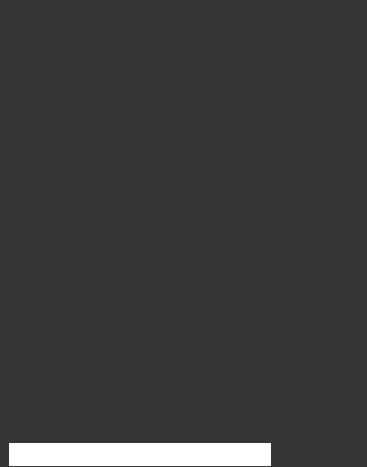
Qt form client/gui/livejamming/app/conversationset.ui (sush/Live-Jamming) before a commit.
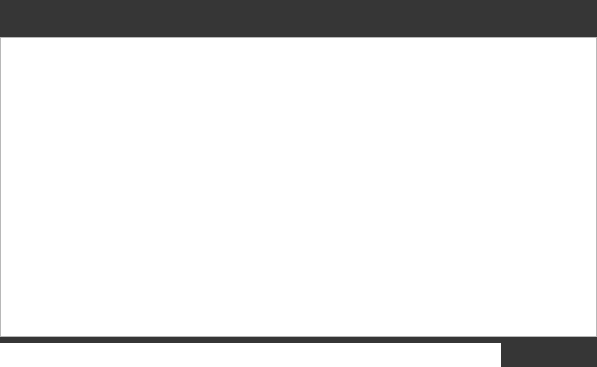
The same form after that commit. Icons and pictures are not drawn.

```diff
--- a/client/gui/livejamming/app/conversationset.ui
+++ b/client/gui/livejamming/app/conversationset.ui
@@ -6,20 +6,14 @@
    <rect>
     <x>0</x>
     <y>0</y>
-    <width>367</width>
-    <height>467</height>
+    <width>597</width>
+    <height>367</height>
    </rect>
   </property>
-  <property name="sizePolicy">
-   <sizepolicy hsizetype="Expanding" vsizetype="Expanding">
-    <horstretch>0</horstretch>
-    <verstretch>0</verstretch>
-   </sizepolicy>
-  </property>
   <property name="maximumSize">
    <size>
-    <width>1234567</width>
-    <height>1234567</height>
+    <width>597</width>
+    <height>367</height>
    </size>
   </property>
   <property name="windowTitle">
@@ -29,16 +23,38 @@
    <string notr="true">#ConversationSet {
 	background-color:#363636;
 }
-QScrollBar{
-color:#fff;
-}
 
-
+#ConversationSet QPushButton {
+background:url(:/images/btn_send.png) no-repeat transparent;
+padding: 5px;
+border:none;
+min-width: 80px;
+}
+#ConversationSet QPushButton:hover {
+background:url(:/images/btn_send_hover.png) no-repeat transparent;
+padding: 5px;
+border:none;
+min-width: 80px;
+}
+#ConversationSet QPushButton:pressed {
+background:url(:/images/btn_send.png) no-repeat transparent;
+padding: 5px;
+border:none;
+min-width: 80px;
+}
+#ConversationSet QTextEdit {
+	background:url(:/images/background_wide.png);
+}
+#ConversationSet QLineEdit {
+	background:url(:/images/send_box_search.png);
+	border:none;
+	color:white;
+}
 </string>
   </property>
   <layout class="QGridLayout" name="gridLayout">
    <property name="leftMargin">
-    <number>9</number>
+    <number>0</number>
    </property>
    <property name="topMargin">
     <number>6</number>
@@ -49,32 +65,23 @@
    <property name="bottomMargin">
     <number>0</number>
    </property>
-   <property name="horizontalSpacing">
-    <number>6</number>
-   </property>
-   <property name="verticalSpacing">
-    <number>0</number>
-   </property>
    <item row="0" column="0" colspan="2">
+    <widget class="QLabel" name="label">
+     <property name="text">
+      <string/>
+     </property>
+    </widget>
+   </item>
+   <item row="1" column="0" colspan="2">
     <widget class="QTextEdit" name="display">
-     <property name="minimumSize">
-      <size>
-       <width>0</width>
-       <height>0</height>
-      </size>
-     </property>
      <property name="maximumSize">
       <size>
-       <width>12345678</width>
-       <height>12345678</height>
+       <width>597</width>
+       <height>300</height>
       </size>
      </property>
      <property name="styleSheet">
-      <string notr="true">#display{
-background-color:#363636;
-color:white;
-border:none;
-}</string>
+      <string notr="true"/>
      </property>
      <property name="undoRedoEnabled">
       <bool>false</bool>
@@ -84,102 +91,24 @@
      </property>
     </widget>
    </item>
-   <item row="1" column="0">
-    <widget class="QLineEdit" name="input">
-     <property name="sizePolicy">
-      <sizepolicy hsizetype="Fixed" vsizetype="Fixed">
-       <horstretch>0</horstretch>
-       <verstretch>0</verstretch>
-      </sizepolicy>
-     </property>
-     <property name="minimumSize">
-      <size>
-       <width>200</width>
-       <height>23</height>
-      </size>
-     </property>
-     <property name="maximumSize">
-      <size>
-       <width>435</width>
-       <height>23</height>
-      </size>
-     </property>
-     <property name="styleSheet">
-      <string notr="true">#input {
-	background:url(:/images/send_box_search.png);
-	border:none;
-	color:white;
-}</string>
-     </property>
-    </widget>
-   </item>
-   <item row="1" column="1" rowspan="2">
+   <item row="2" column="1">
     <widget class="QPushButton" name="send">
-     <property name="sizePolicy">
-      <sizepolicy hsizetype="Fixed" vsizetype="Fixed">
-       <horstretch>0</horstretch>
-       <verstretch>0</verstretch>
-      </sizepolicy>
+     <property name="styleSheet">
+      <string notr="true"/>
      </property>
-     <property name="minimumSize">
-      <size>
-       <width>90</width>
-       <height>0</height>
-      </size>
+     <property name="text">
+      <string/>
      </property>
+    </widget>
+   </item>
+   <item row="2" column="0">
+    <widget class="QLineEdit" name="input">
      <property name="maximumSize">
       <size>
-       <width>76</width>
+       <width>501</width>
        <height>24</height>
       </size>
      </property>
-     <property name="sizeIncrement">
-      <size>
-       <width>0</width>
-       <height>0</height>
-      </size>
-     </property>
-     <property name="baseSize">
-      <size>
-       <width>0</width>
-       <height>0</height>
-      </size>
-     </property>
-     <property name="cursor">
-      <cursorShape>PointingHandCursor</cursorShape>
-     </property>
-     <property name="autoFillBackground">
-      <bool>false</bool>
-     </property>
-     <property name="styleSheet">
-      <string notr="true">#send {
-background:url(:/images/btn_send.png) no-repeat transparent;
-padding: 5px;
-border:none;
-min-width: 80px;
-}
-#send:hover {
-background:url(:/images/btn_send_hover.png) no-repeat transparent;
-padding: 5px;
-border:none;
-min-width: 80px;
-}
-#send:pressed {
-background:url(:/images/btn_send.png) no-repeat transparent;
-padding: 5px;
-border:none;
-min-width: 80px;
-}</string>
-     </property>
-     <property name="text">
-      <string/>
-     </property>
-     <property name="iconSize">
-      <size>
-       <width>16</width>
-       <height>16</height>
-      </size>
-     </property>
     </widget>
    </item>
   </layout>
```
